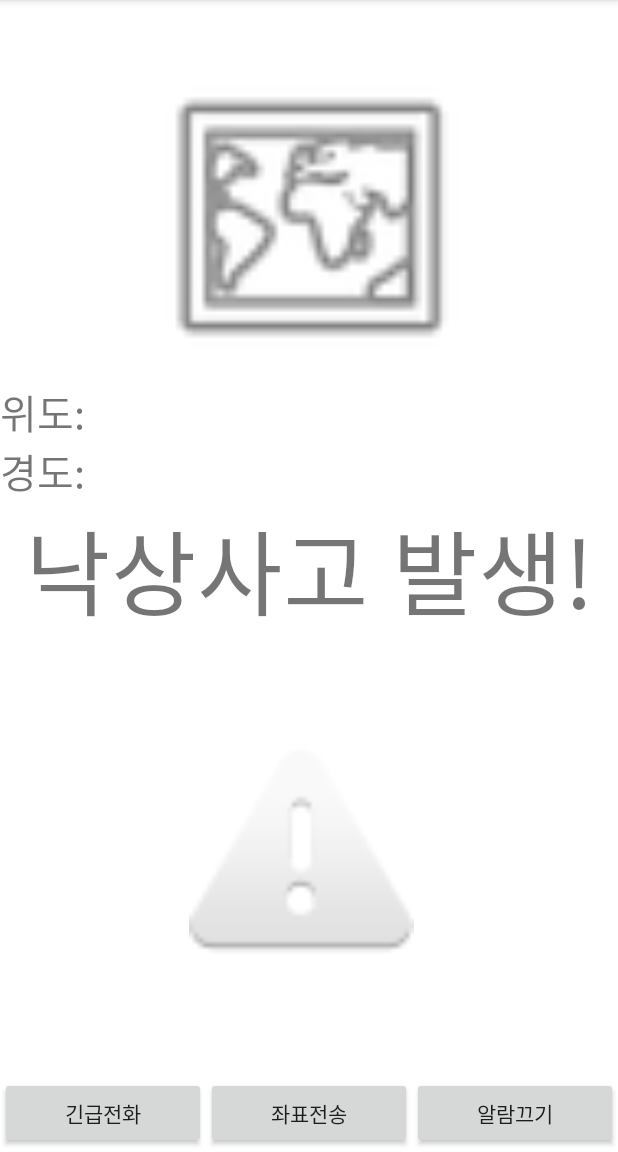
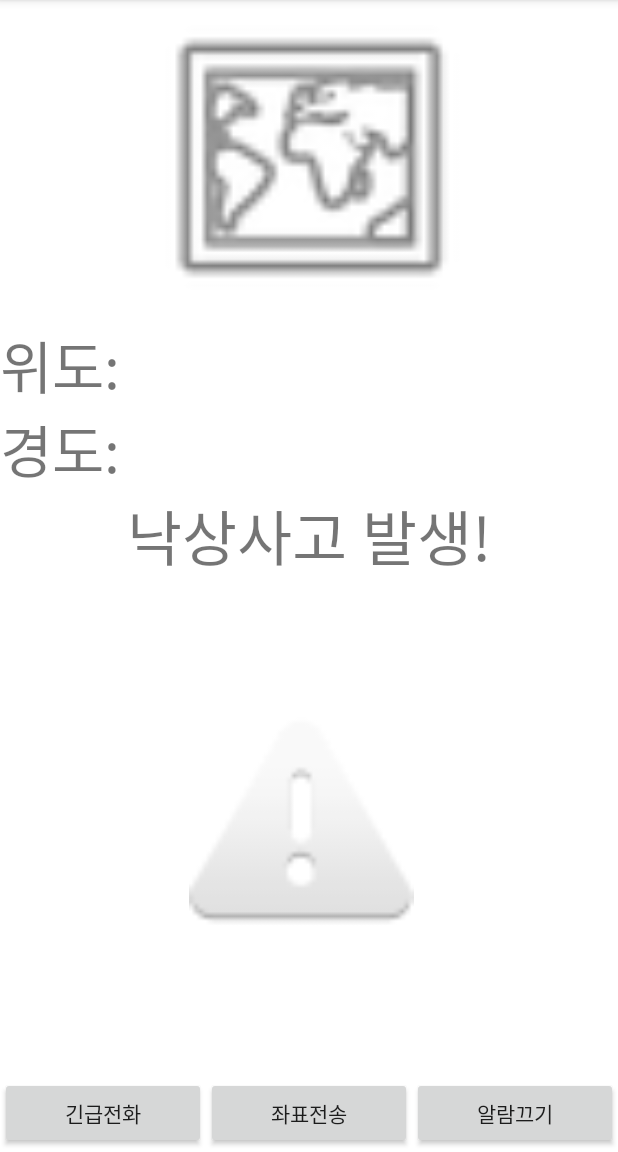
Before and after one commit to aleendis/wheelim, an Android app: the MainActivity screen opened directly, with no data from a screen before it, on a phone screen of 412 x 824 dp, the part 84-1236 px from its top. Run offline under Robolectric (Android 15) with nearby library versions, the light colour scheme and no system bars; our stand-ins replace Firebase (no records; nobody signed in at launch, a user with empty details on screens opened directly), data binding.

Commit message:
activity

```diff
--- a/app/src/main/java/com/example/wheelim/MainActivity.kt
+++ b/app/src/main/java/com/example/wheelim/MainActivity.kt
@@ -4,10 +4,14 @@ import android.content.Intent
 import androidx.appcompat.app.AppCompatActivity
 import android.os.Bundle
 import android.view.MotionEvent
+import androidx.appcompat.widget.Toolbar
 import androidx.databinding.DataBindingUtil
+import androidx.drawerlayout.widget.DrawerLayout
 import com.example.wheelim.databinding.ActivityMainBinding
+import com.google.android.material.navigation.NavigationView
 import com.google.firebase.auth.FirebaseAuth
 
+private const val fragment_sidebar = "fragmentSidebarBinding"
 private lateinit var auth: FirebaseAuth
 
 class MainActivity : AppCompatActivity() {
@@ -16,6 +20,9 @@ class MainActivity : AppCompatActivity() {
         super.onCreate(savedInstanceState)
         binding = DataBindingUtil.setContentView(this, R.layout.activity_main)
 
+       // binding.contentMain.toolbar.ibToolbar.setOnClickListener{
+
+       // }
         val intent = Intent(this, MainActivity::class.java)
         //binding.call.setOnClickListener()
     }
--- /dev/null
+++ b/app/src/main/res/drawable/navi_menu.xml
@@ -0,0 +1,5 @@
+<vector android:height="24dp" android:tint="#000000"
+    android:viewportHeight="24" android:viewportWidth="24"
+    android:width="24dp" xmlns:android="http://schemas.android.com/apk/res/android">
+    <path android:fillColor="@android:color/white" android:pathData="M3,18h18v-2L3,16v2zM3,13h18v-2L3,11v2zM3,6v2h18L21,6L3,6z"/>
+</vector>
--- a/app/src/main/res/layout/activity_main.xml
+++ b/app/src/main/res/layout/activity_main.xml
@@ -1,8 +1,8 @@
 <?xml version="1.0" encoding="utf-8"?>
-<layout>
-<androidx.constraintlayout.widget.ConstraintLayout xmlns:android="http://schemas.android.com/apk/res/android"
-    xmlns:app="http://schemas.android.com/apk/res-auto"
-    xmlns:tools="http://schemas.android.com/tools"
+<layout xmlns:tools="http://schemas.android.com/tools"
+    xmlns:android="http://schemas.android.com/apk/res/android"
+    xmlns:app="http://schemas.android.com/apk/res-auto">
+<androidx.constraintlayout.widget.ConstraintLayout
     android:layout_width="match_parent"
     android:layout_height="match_parent"
     tools:context=".MainActivity">
@@ -11,11 +11,12 @@
         android:id="@+id/GPS_View"
         android:layout_width="match_parent"
         android:layout_height="210dp"
-        android:layout_marginTop="40dp"
         android:layout_marginBottom="5dp"
-        app:srcCompat="@android:drawable/ic_menu_mapmode"
+        app:layout_constraintBottom_toTopOf="@+id/gps_location"
+        app:layout_constraintEnd_toEndOf="parent"
+        app:layout_constraintStart_toStartOf="parent"
         app:layout_constraintTop_toTopOf="parent"
-        app:layout_constraintBottom_toTopOf="@+id/gps_location"/>
+        app:srcCompat="@android:drawable/ic_menu_mapmode" />
 
     <TextView
         android:id="@+id/gps_location"
@@ -23,9 +24,9 @@
         android:layout_height="wrap_content"
         android:layout_marginBottom="5dp"
         android:text="위도: \n경도: "
-        android:textSize="12pt"
-        app:layout_constraintTop_toBottomOf="@+id/GPS_View"
-        app:layout_constraintBottom_toTopOf="@+id/Warning"/>
+        android:textSize="38sp"
+        app:layout_constraintBottom_toTopOf="@+id/Warning"
+        app:layout_constraintTop_toBottomOf="@+id/GPS_View" />
 
     <TextView
         android:id="@+id/Warning"
@@ -33,8 +34,10 @@
         android:layout_height="wrap_content"
         android:gravity="center"
         android:text="낙상사고 발생!"
-        android:textSize="28pt"
-        app:layout_constraintTop_toBottomOf="@+id/gps_location"/>
+        android:textSize="40sp"
+        app:layout_constraintEnd_toEndOf="parent"
+        app:layout_constraintStart_toStartOf="parent"
+        app:layout_constraintTop_toBottomOf="@+id/gps_location" />
 
     <ImageView
         android:id="@+id/alert"
```
Also changed, not shown: app/src/main/java/com/example/wheelim/Find_pwd_Activity.kt (+4 -4 lines), app/src/main/java/com/example/wheelim/JoinActivity.kt (+0 -13 lines), app/src/main/java/com/example/wheelim/LoginActivity.kt (+11 -1 lines), app/src/main/res/layout/activity_find_pwd.xml (+9 -25 lines), app/src/main/res/layout/content_main.xml (added, +19 -0 lines), app/src/main/res/layout/fragment_sidebar.xml (+36 -3 lines), app/src/main/res/menu/menu_list.xml (added, +15 -0 lines).
